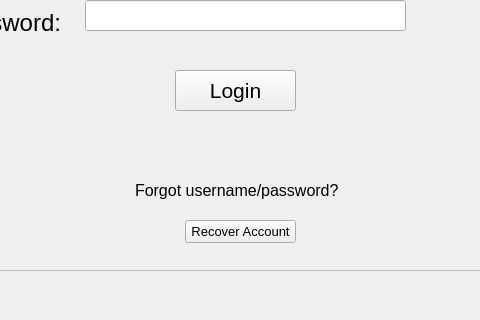
Qt form LoginWindow.ui (armandkaufmann/AccountHolder) before a commit; both pictures show x 165 to 645 and y 280 to 600 of the 800 by 600 pixel window.
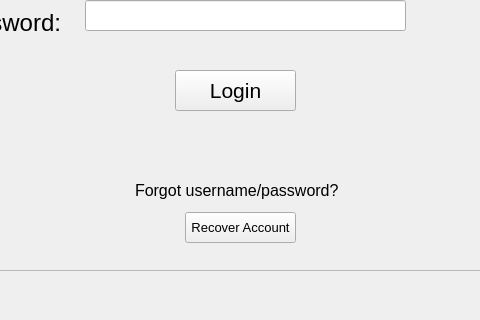
The same form after that commit.

Commit message: made the recover account button bigger

Patch:
```diff
--- a/LoginWindow.ui
+++ b/LoginWindow.ui
@@ -199,9 +199,9 @@
      <property name="geometry">
       <rect>
        <x>350</x>
-       <y>500</y>
+       <y>492</y>
        <width>111</width>
-       <height>23</height>
+       <height>31</height>
       </rect>
      </property>
      <property name="font">
```
The commit also changes 1 other file.
